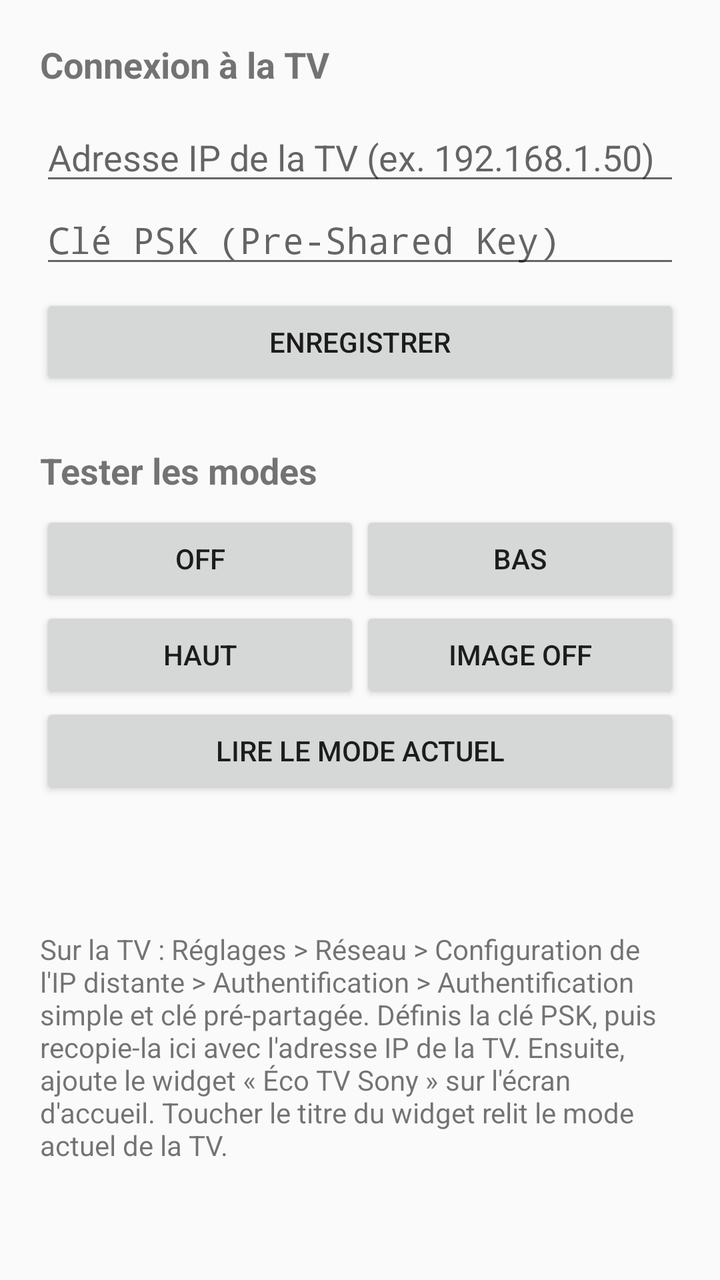
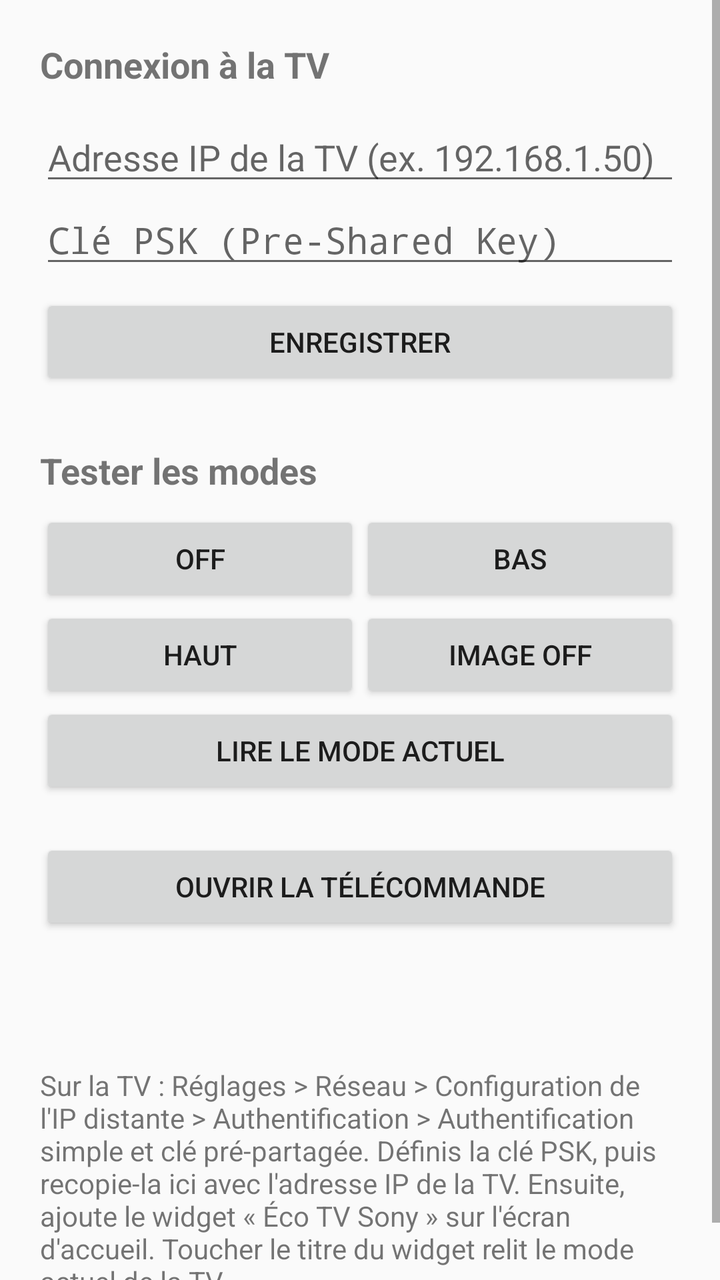

An Android layout rendered at two revisions. The XML below is the earlier revision; the diff shows what the commit changed to produce the second picture.
<!-- AndroidManifest.xml: application theme android:Theme.Material.Light.DarkActionBar -->
<!-- res/layout/activity_main.xml -->
<?xml version="1.0" encoding="utf-8"?>
<ScrollView xmlns:android="http://schemas.android.com/apk/res/android"
    android:layout_width="match_parent"
    android:layout_height="match_parent"
    android:fillViewport="true">

    <LinearLayout
        android:layout_width="match_parent"
        android:layout_height="wrap_content"
        android:orientation="vertical"
        android:padding="20dp">

        <TextView
            android:layout_width="match_parent"
            android:layout_height="wrap_content"
            android:text="@string/connection_title"
            android:textSize="18sp"
            android:textStyle="bold" />

        <EditText
            android:id="@+id/field_ip"
            android:layout_width="match_parent"
            android:layout_height="wrap_content"
            android:layout_marginTop="12dp"
            android:hint="@string/hint_ip"
            android:inputType="textUri"
            android:singleLine="true" />

        <EditText
            android:id="@+id/field_psk"
            android:layout_width="match_parent"
            android:layout_height="wrap_content"
            android:hint="@string/hint_psk"
            android:inputType="textPassword"
            android:singleLine="true" />

        <Button
            android:id="@+id/btn_save"
            android:layout_width="match_parent"
            android:layout_height="wrap_content"
            android:layout_marginTop="8dp"
            android:text="@string/save" />

        <TextView
            android:layout_width="match_parent"
            android:layout_height="wrap_content"
            android:layout_marginTop="28dp"
            android:text="@string/test_title"
            android:textSize="18sp"
            android:textStyle="bold" />

        <LinearLayout
            android:layout_width="match_parent"
            android:layout_height="wrap_content"
            android:layout_marginTop="8dp"
            android:orientation="horizontal">

            <Button
                android:id="@+id/test_off"
                android:layout_width="0dp"
                android:layout_height="wrap_content"
                android:layout_weight="1"
                android:text="@string/mode_off" />

            <Button
                android:id="@+id/test_low"
                android:layout_width="0dp"
                android:layout_height="wrap_content"
                android:layout_weight="1"
                android:text="@string/mode_low" />
        </LinearLayout>

        <LinearLayout
            android:layout_width="match_parent"
            android:layout_height="wrap_content"
            android:orientation="horizontal">

            <Button
                android:id="@+id/test_high"
                android:layout_width="0dp"
                android:layout_height="wrap_content"
                android:layout_weight="1"
                android:text="@string/mode_high" />

            <Button
                android:id="@+id/test_picture_off"
                android:layout_width="0dp"
                android:layout_height="wrap_content"
                android:layout_weight="1"
                android:text="@string/mode_picture_off" />
        </LinearLayout>

        <Button
            android:id="@+id/btn_read"
            android:layout_width="match_parent"
            android:layout_height="wrap_content"
            android:text="@string/read_mode" />

        <TextView
            android:id="@+id/status"
            android:layout_width="match_parent"
            android:layout_height="wrap_content"
            android:layout_marginTop="16dp"
            android:textSize="16sp" />

        <TextView
            android:layout_width="match_parent"
            android:layout_height="wrap_content"
            android:layout_marginTop="28dp"
            android:text="@string/help"
            android:textSize="14sp" />
    </LinearLayout>
</ScrollView>
<!-- resources referenced by this layout -->
<resources>
  <string name="connection_title">Connexion à la TV</string>
  <string name="help">Sur la TV : Réglages &gt; Réseau &gt; Configuration de l\'IP distante &gt; Authentification &gt; Authentification simple et clé pré-partagée. Définis la clé PSK, puis recopie-la ici avec l\'adresse IP de la TV. Ensuite, ajoute le widget « Éco TV Sony » sur l\'écran d\'accueil. Toucher le titre du widget relit le mode actuel de la TV.</string>
  <string name="hint_ip">Adresse IP de la TV (ex. 192.168.1.50)</string>
  <string name="hint_psk">Clé PSK (Pre-Shared Key)</string>
  <string name="mode_high">Haut</string>
  <string name="mode_low">Bas</string>
  <string name="mode_off">Off</string>
  <string name="mode_picture_off">Image off</string>
  <string name="read_mode">Lire le mode actuel</string>
  <string name="save">Enregistrer</string>
  <string name="test_title">Tester les modes</string>
</resources>

<!-- the commit's change to res/layout/activity_main.xml (unified diff, before → after) -->
@@ -96,6 +96,13 @@
             android:layout_height="wrap_content"
             android:text="@string/read_mode" />
 
+        <Button
+            android:id="@+id/btn_open_remote"
+            android:layout_width="match_parent"
+            android:layout_height="wrap_content"
+            android:layout_marginTop="20dp"
+            android:text="@string/open_remote" />
+
         <TextView
             android:id="@+id/status"
             android:layout_width="match_parent"
<!-- resource entries referenced after the edit -->
@@ -8,6 +8,7 @@
   <string name="mode_low">Bas</string>
   <string name="mode_off">Off</string>
   <string name="mode_picture_off">Image off</string>
+  <string name="open_remote">Ouvrir la télécommande</string>
   <string name="read_mode">Lire le mode actuel</string>
   <string name="save">Enregistrer</string>
   <string name="test_title">Tester les modes</string>
